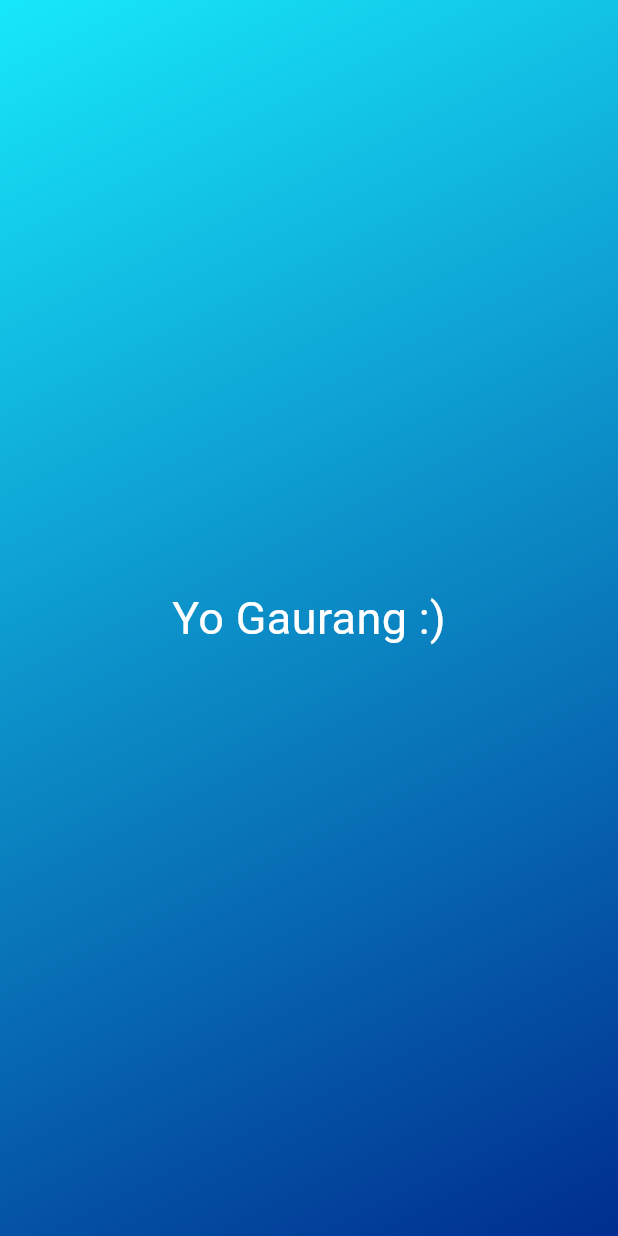
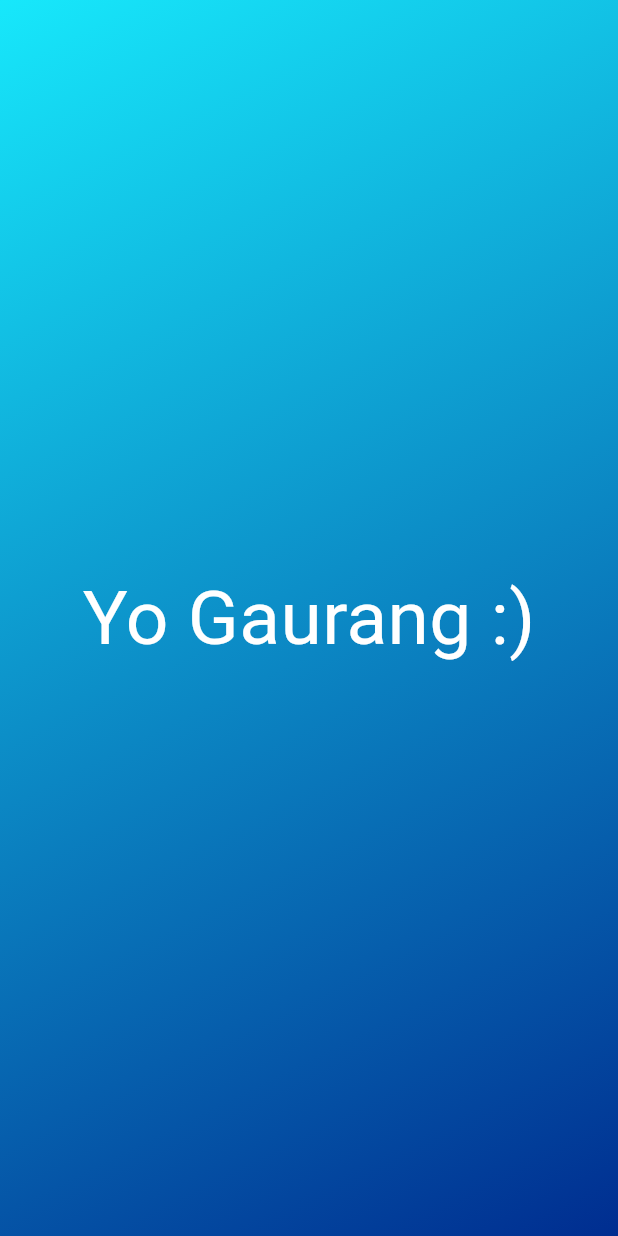
Before and after one commit to heimdel/heimdell_app, a Flutter app: the screen it shows after launch, on a phone screen of 412 x 824 dp. Run offline on Flutter 3.47's test engine with Material 3 defaults, Android fonts, the light colour scheme and no system bars.

Commit message:
style_text.dart added

```diff
--- a/lib/style_text.dart
+++ b/lib/style_text.dart
@@ -7,7 +7,7 @@ class StyleText extends StatelessWidget {
   Widget build(context) {
     return const Text(
       'Yo Gaurang :)',
-      style: TextStyle(color: Colors.white, fontSize: 30),
+      style: TextStyle(color: Colors.white, fontSize: 50),
     );
   }
 }
```
